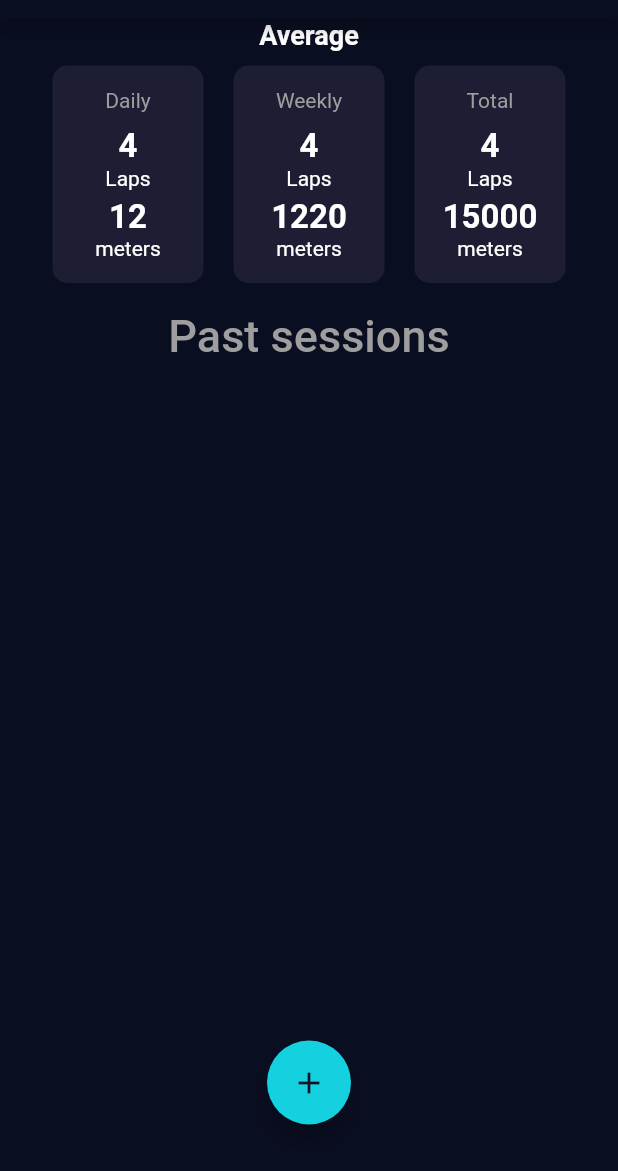
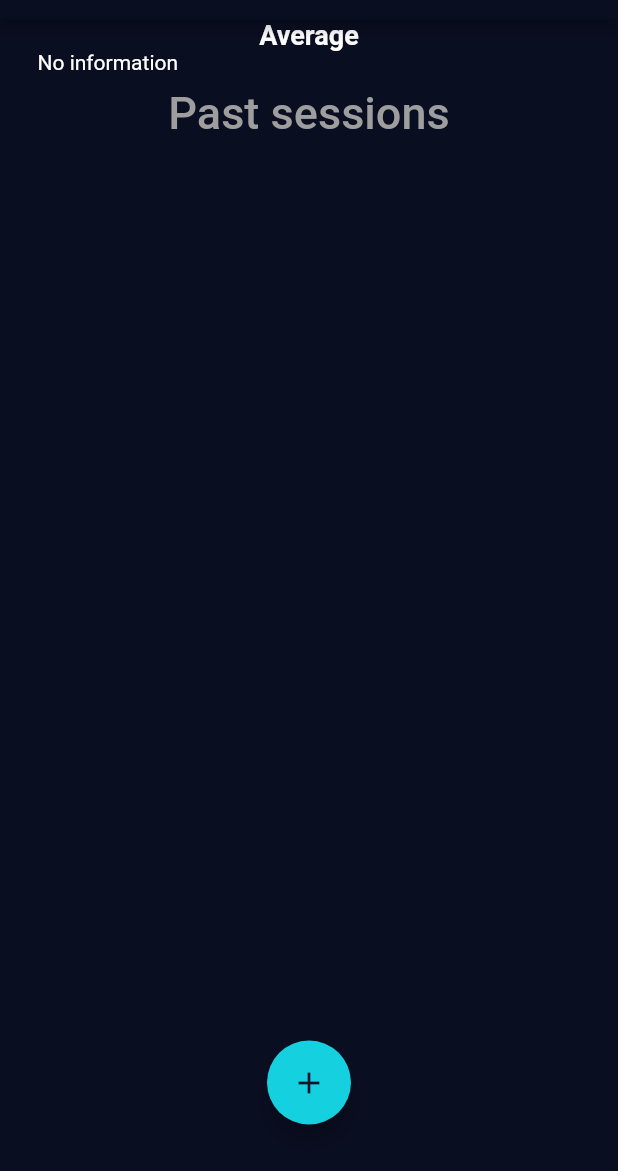
Before and after one commit to Bullrich/Swim-Tracker, a Flutter app: the screen it shows after launch, on a phone screen of 412 x 824 dp, the part 65-1236 px from its top. Run offline on Flutter 3.47's test engine with Material 2 defaults, Android fonts, the phone set to English and light mode, and no system bars; our stand-ins replace numberpicker, shared_preferences, sqflite; accounts and stored records are empty.

Commit message:
Abstracted the reports section

```diff
--- a/lib/components/report_card.dart
+++ b/lib/components/report_card.dart
@@ -6,8 +6,12 @@ class ReportCard extends StatelessWidget {
   const ReportCard({this.title, this.laps, this.meters});
 
   final String title;
-  final int laps;
-  final int meters;
+  final double laps;
+  final double meters;
+
+  String removeDecimalZeroFormat(double n) {
+    return n.toStringAsFixed(n.truncateToDouble() == n ? 0 : 1);
+  }
 
   @override
   Widget build(BuildContext context) {
@@ -23,16 +27,16 @@ class ReportCard extends StatelessWidget {
             ),
             SizedBox(height: 10),
             Text(
-              laps.toString(),
-              style: TextStyle(fontSize: 22, fontWeight: FontWeight.bold),
+              removeDecimalZeroFormat(laps),
+              style: TextStyle(fontSize: 20, fontWeight: FontWeight.bold),
             ),
             Text(
               "Laps",
             ),
             SizedBox(height: 5),
             Text(
-              meters.toString(),
-              style: TextStyle(fontSize: 22, fontWeight: FontWeight.bold),
+              removeDecimalZeroFormat(meters),
+              style: TextStyle(fontSize: 20, fontWeight: FontWeight.bold),
             ),
             Text("meters"),
           ],
--- /dev/null
+++ b/lib/components/report_section.dart
@@ -0,0 +1,68 @@
+import 'package:flutter/material.dart';
+import 'package:swimm_tracker/components/report_card.dart';
+import 'package:swimm_tracker/models/swim_record.dart';
+
+class ReportSection extends StatelessWidget {
+  ReportSection({@required this.records}) {
+    if(records == null || records.length == 0){
+      return;
+    }
+
+    _totalSwam = SwimReport(
+        laps:
+            this.records.map((s) => s.laps).reduce((a, b) => a + b).toDouble(),
+        meters:
+            this.records.map((s) => s.length * s.laps).reduce((a, b) => a + b).toDouble());
+    _dailySwam = SwimReport(
+        laps: (_totalSwam.laps / this.records.length),
+        meters: (_totalSwam.meters / this.records.length));
+    print("Daily: laps: ${_totalSwam.laps} / ${this.records.length}=${_dailySwam.laps} | meters: ${(_totalSwam.meters * _totalSwam.laps)} / ${this.records.length}=${_dailySwam.meters}");
+  }
+
+  final List<SwimRecord> records;
+  SwimReport _totalSwam;
+  SwimReport _dailySwam;
+
+  @override
+  Widget build(BuildContext context) {
+    if (records == null || records.length == 0) {
+      return Text("No information");
+    }
+
+    return Row(
+      mainAxisAlignment: MainAxisAlignment.center,
+      crossAxisAlignment: CrossAxisAlignment.baseline,
+      textBaseline: TextBaseline.alphabetic,
+      children: <Widget>[
+        Expanded(
+          child: ReportCard(
+            title: "Average",
+            meters: _dailySwam.meters,
+            laps: _dailySwam.laps,
+          ),
+        ),
+        Expanded(
+          child: ReportCard(
+            title: "Weekly",
+            meters: 1,
+            laps: 1,
+          ),
+        ),
+        Expanded(
+          child: ReportCard(
+            title: "Total",
+            laps: _totalSwam.laps,
+            meters: (_totalSwam.meters),
+          ),
+        ),
+      ],
+    );
+  }
+}
+
+class SwimReport {
+  final double laps;
+  final double meters;
+
+  const SwimReport({this.laps, this.meters});
+}
--- a/lib/screens/track_screen.dart
+++ b/lib/screens/track_screen.dart
@@ -1,6 +1,7 @@
 import 'package:flutter/material.dart';
 import 'package:swimm_tracker/components/record_list.dart';
 import 'package:swimm_tracker/components/report_card.dart';
+import 'package:swimm_tracker/components/report_section.dart';
 import 'package:swimm_tracker/components/rounder_modal.dart';
 import 'package:swimm_tracker/components/track_adder.dart';
 import 'package:swimm_tracker/constants.dart';
@@ -65,33 +66,8 @@ class _TrackScreenState extends State<TrackScreen> {
                           TextStyle(fontSize: 18, fontWeight: FontWeight.bold),
                       textAlign: TextAlign.center,
                     ),
-                    Row(
-                      mainAxisAlignment: MainAxisAlignment.center,
-                      crossAxisAlignment: CrossAxisAlignment.baseline,
-                      textBaseline: TextBaseline.alphabetic,
-                      children: <Widget>[
-                        Expanded(
-                          child: ReportCard(
-                            title: "Daily",
-                            meters: 12,
-                            laps: 4,
-                          ),
-                        ),
-                        Expanded(
-                          child: ReportCard(
-                            title: "Weekly",
-                            meters: 1220,
-                            laps: 4,
-                          ),
-                        ),
-                        Expanded(
-                          child: ReportCard(
-                            title: "Total",
-                            meters: 15000,
-                            laps: 4,
-                          ),
-                        ),
-                      ],
+                    ReportSection(
+                      records: records,
                     ),
                     SizedBox(
                       height: 500,
```
Lines whose indentation alone changed are shown as unchanged.
